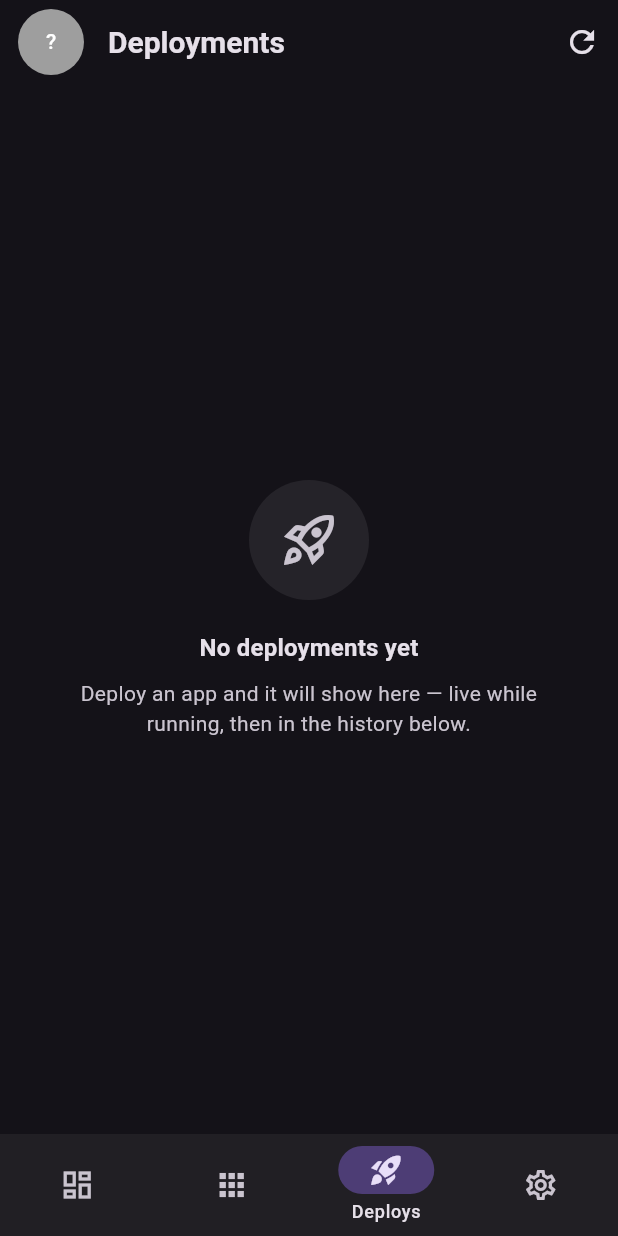
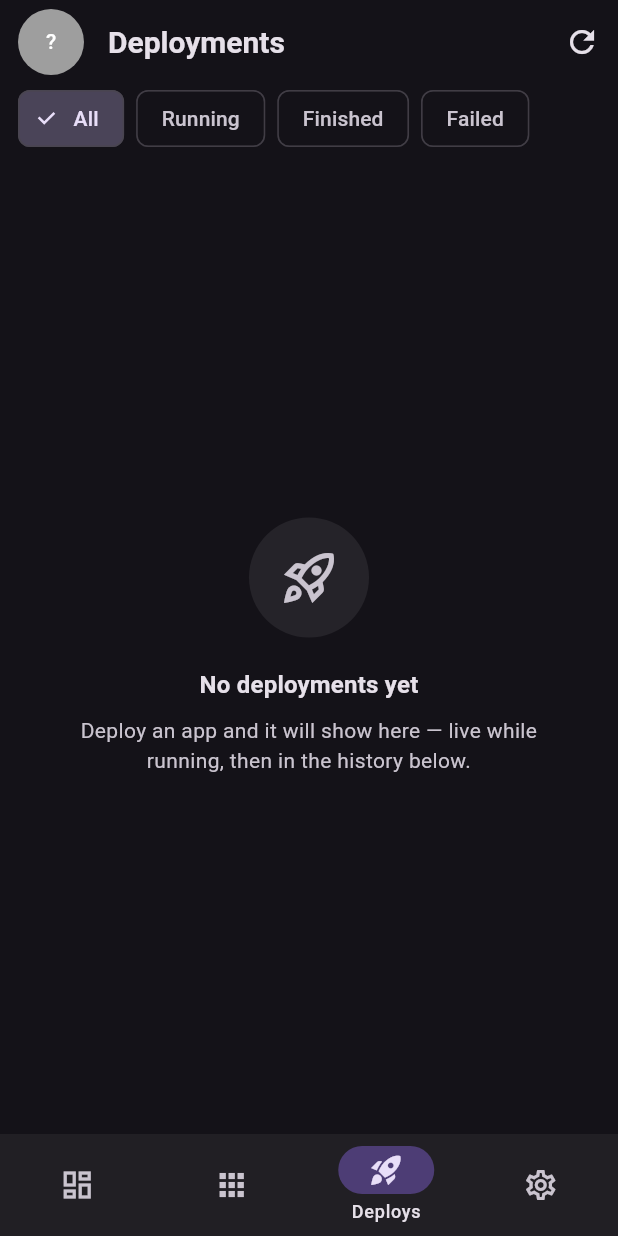
Before and after one commit to jeremiahng11/jklcoolcom, a Flutter app: the DeploymentsScreen screen opened by its route, on a phone screen of 412 x 824 dp. Run offline on Flutter 3.47's test engine with Material 3 defaults, Android fonts, the phone set to English and light mode, and no system bars; our stand-ins replace flutter_riverpod, flutter_secure_storage, go_router, local_auth, shared_preferences; accounts and stored records are empty.

Commit message:
Improve deployments list: clear finished-time + duration, filters, redeploy
- Two-line deployment tile with a dedicated line that always shows the
  finished time and duration (no longer ellipsized off-screen).
- Filter chips: All / Running / Finished / Failed.
- Redeploy action from the list (threads the app uuid through the aggregate).
- Show duration + finished time in the per-app Deployments tab too.

Co-Authored-By: Claude Opus 4.8 (1M context) <noreply@anthropic.com>

```diff
--- a/lib/models/deployment.dart
+++ b/lib/models/deployment.dart
@@ -11,6 +11,7 @@ class Deployment {
   const Deployment({
     required this.deploymentUuid,
     required this.applicationName,
+    required this.appUuid,
     required this.status,
     required this.commit,
     required this.commitMessage,
@@ -25,6 +26,10 @@ class Deployment {
 
   final String deploymentUuid;
   final String applicationName;
+
+  /// The owning application's uuid. Not present on the API payload — injected
+  /// by the aggregate provider so the UI can offer "Redeploy".
+  final String appUuid;
   final DeployState status;
   final String commit;
   final String commitMessage;
@@ -70,9 +75,10 @@ class Deployment {
     return '${d.inSeconds}s';
   }
 
-  Deployment copyWith({String? applicationName}) => Deployment(
+  Deployment copyWith({String? applicationName, String? appUuid}) => Deployment(
     deploymentUuid: deploymentUuid,
     applicationName: applicationName ?? this.applicationName,
+    appUuid: appUuid ?? this.appUuid,
     status: status,
     commit: commit,
     commitMessage: commitMessage,
@@ -110,6 +116,7 @@ class Deployment {
     return Deployment(
       deploymentUuid: asStringOr(json['deployment_uuid'] ?? json['uuid']),
       applicationName: asStringOr(json['application_name'], 'Application'),
+      appUuid: asStringOr(json['application_uuid']),
       status: _state(asStringOr(json['status'])),
       commit: asStringOr(json['commit']),
       commitMessage: asStringOr(json['commit_message']),
--- a/lib/screens/deployments/deployments_screen.dart
+++ b/lib/screens/deployments/deployments_screen.dart
@@ -4,11 +4,24 @@ import 'package:intl/intl.dart';
 
 import '../../models/deployment.dart';
 import '../../providers/deployments_provider.dart';
+import '../../providers/instances_provider.dart';
 import '../../widgets/account_action.dart';
+import '../../widgets/action_runner.dart';
 import '../../widgets/async_value_view.dart';
 import '../../widgets/auto_refresh.dart';
 import '../../widgets/empty_state.dart';
 import 'deployment_detail_screen.dart';
+
+enum DeployFilter { all, running, finished, failed }
+
+extension on DeployFilter {
+  String get label => switch (this) {
+    DeployFilter.all => 'All',
+    DeployFilter.running => 'Running',
+    DeployFilter.finished => 'Finished',
+    DeployFilter.failed => 'Failed',
+  };
+}
 
 class DeploymentsScreen extends ConsumerStatefulWidget {
   const DeploymentsScreen({super.key});
@@ -19,6 +32,8 @@ class DeploymentsScreen extends ConsumerStatefulWidget {
 
 class _DeploymentsScreenState extends ConsumerState<DeploymentsScreen>
     with AutoRefreshMixin {
+  DeployFilter _filter = DeployFilter.all;
+
   @override
   Duration get refreshInterval => const Duration(seconds: 10);
 
@@ -41,6 +56,29 @@ class _DeploymentsScreenState extends ConsumerState<DeploymentsScreen>
         actions: [
           IconButton(onPressed: refreshNow, icon: const Icon(Icons.refresh)),
         ],
+        bottom: PreferredSize(
+          preferredSize: const Size.fromHeight(50),
+          child: Padding(
+            padding: const EdgeInsets.fromLTRB(12, 0, 12, 8),
+            child: SizedBox(
+              height: 38,
+              child: ListView(
+                scrollDirection: Axis.horizontal,
+                children: [
+                  for (final f in DeployFilter.values)
+                    Padding(
+                      padding: const EdgeInsets.only(right: 8),
+                      child: ChoiceChip(
+                        label: Text(f.label),
+                        selected: _filter == f,
+                        onSelected: (_) => setState(() => _filter = f),
+                      ),
+                    ),
+                ],
+              ),
+            ),
+          ),
+        ),
       ),
       body: AsyncValueView<List<Deployment>>(
         value: recent,
@@ -51,19 +89,39 @@ class _DeploymentsScreenState extends ConsumerState<DeploymentsScreen>
         },
         data: (recentList) {
           final runningList = running.value ?? const <Deployment>[];
-          // Avoid showing the same deployment in both sections.
           final runningUuids = runningList.map((d) => d.deploymentUuid).toSet();
           final history = recentList
               .where((d) => !runningUuids.contains(d.deploymentUuid))
               .toList();
 
-          if (runningList.isEmpty && history.isEmpty) {
-            return const EmptyState(
+          final showRunning =
+              _filter == DeployFilter.all || _filter == DeployFilter.running;
+          final filteredHistory = switch (_filter) {
+            DeployFilter.all => history,
+            DeployFilter.running => const <Deployment>[],
+            DeployFilter.finished =>
+              history.where((d) => d.status == DeployState.finished).toList(),
+            DeployFilter.failed =>
+              history
+                  .where(
+                    (d) =>
+                        d.status == DeployState.failed ||
+                        d.status == DeployState.cancelled,
+                  )
+                  .toList(),
+          };
+
+          if ((!showRunning || runningList.isEmpty) &&
+              filteredHistory.isEmpty) {
+            return EmptyState(
               icon: Icons.rocket_launch_outlined,
-              title: 'No deployments yet',
-              message:
-                  'Deploy an app and it will show here — live while running, '
-                  'then in the history below.',
+              title: _filter == DeployFilter.all
+                  ? 'No deployments yet'
+                  : 'Nothing matches “${_filter.label}”',
+              message: _filter == DeployFilter.all
+                  ? 'Deploy an app and it will show here — live while running, '
+                        'then in the history below.'
+                  : 'Try a different filter.',
             );
           }
 
@@ -76,7 +134,7 @@ class _DeploymentsScreenState extends ConsumerState<DeploymentsScreen>
             child: ListView(
               padding: const EdgeInsets.fromLTRB(16, 12, 16, 24),
               children: [
-                if (runningList.isNotEmpty) ...[
+                if (showRunning && runningList.isNotEmpty) ...[
                   const _SectionLabel('Running'),
                   const SizedBox(height: 8),
                   ...runningList.map(
@@ -84,10 +142,11 @@ class _DeploymentsScreenState extends ConsumerState<DeploymentsScreen>
                   ),
                   const SizedBox(height: 16),
                 ],
-                if (history.isNotEmpty) ...[
-                  const _SectionLabel('Recent'),
-                  const SizedBox(height: 8),
-                  ...history.map((d) => _DeploymentTile(deployment: d)),
+                if (filteredHistory.isNotEmpty) ...[
+                  if (_filter == DeployFilter.all)
+                    const _SectionLabel('Recent'),
+                  if (_filter == DeployFilter.all) const SizedBox(height: 8),
+                  ...filteredHistory.map((d) => _DeploymentTile(deployment: d)),
                 ],
               ],
             ),
@@ -116,51 +175,131 @@ class _SectionLabel extends StatelessWidget {
   }
 }
 
-class _DeploymentTile extends StatelessWidget {
+class _DeploymentTile extends ConsumerWidget {
   const _DeploymentTile({required this.deployment, this.running = false});
 
   final Deployment deployment;
   final bool running;
 
   @override
-  Widget build(BuildContext context) {
+  Widget build(BuildContext context, WidgetRef ref) {
     final d = deployment;
-    final when = d.finishedAt ?? d.updatedAt ?? d.createdAt;
-    final subtitle = [
+    final theme = Theme.of(context);
+
+    // Line 1: status + commit (+ trigger source).
+    final line1 = [
       d.statusLabel,
-      if (d.durationLabel.isNotEmpty) d.durationLabel,
       if (d.shortCommit.isNotEmpty) d.shortCommit,
-      if (when != null) DateFormat.MMMd().add_jm().format(when.toLocal()),
+      if (d.isWebhook) 'webhook' else if (d.isApi) 'api',
     ].join(' · ');
+
+    // Line 2: finished time + duration (the requested info), always visible.
+    final String line2;
+    if (running) {
+      line2 = 'Started ${_fmt(d.createdAt)}';
+    } else if (d.finishedAt != null) {
+      line2 = d.durationLabel.isNotEmpty
+          ? 'Finished ${_fmt(d.finishedAt)} · took ${d.durationLabel}'
+          : 'Finished ${_fmt(d.finishedAt)}';
+    } else {
+      line2 = _fmt(d.updatedAt ?? d.createdAt);
+    }
+
+    final canRedeploy = !running && d.appUuid.isNotEmpty;
 
     return Padding(
       padding: const EdgeInsets.only(bottom: 8),
       child: Card(
         child: ListTile(
+          isThreeLine: true,
           leading: running
               ? SizedBox(
-                  width: 24,
-                  height: 24,
+                  width: 22,
+                  height: 22,
                   child: CircularProgressIndicator(
                     strokeWidth: 2.5,
                     color: d.statusColor,
                   ),
                 )
               : Icon(Icons.circle, size: 14, color: d.statusColor),
-          title: Text(d.applicationName),
-          subtitle: Text(
-            subtitle,
+          title: Text(
+            d.applicationName,
             maxLines: 1,
             overflow: TextOverflow.ellipsis,
           ),
-          trailing: const Icon(Icons.chevron_right),
-          onTap: () => Navigator.of(context).push(
-            MaterialPageRoute(
-              builder: (_) => DeploymentDetailScreen(uuid: d.deploymentUuid),
-            ),
+          subtitle: Column(
+            crossAxisAlignment: CrossAxisAlignment.start,
+            children: [
+              const SizedBox(height: 2),
+              Text(line1, maxLines: 1, overflow: TextOverflow.ellipsis),
+              Row(
+                children: [
+                  Icon(
+                    running ? Icons.timelapse : Icons.schedule,
+                    size: 13,
+                    color: theme.colorScheme.onSurfaceVariant,
+                  ),
+                  const SizedBox(width: 4),
+                  Expanded(
+                    child: Text(
+                      line2,
+                      maxLines: 1,
+                      overflow: TextOverflow.ellipsis,
+                      style: theme.textTheme.bodySmall?.copyWith(
+                        color: theme.colorScheme.onSurfaceVariant,
+                      ),
+                    ),
+                  ),
+                ],
+              ),
+            ],
           ),
+          trailing: PopupMenuButton<String>(
+            onSelected: (v) {
+              if (v == 'logs') _openLogs(context);
+              if (v == 'redeploy') _redeploy(context, ref);
+            },
+            itemBuilder: (_) => [
+              const PopupMenuItem(value: 'logs', child: Text('View logs')),
+              if (canRedeploy)
+                const PopupMenuItem(value: 'redeploy', child: Text('Redeploy')),
+            ],
+          ),
+          onTap: () => _openLogs(context),
         ),
       ),
     );
   }
+
+  void _openLogs(BuildContext context) {
+    Navigator.of(context).push(
+      MaterialPageRoute(
+        builder: (_) => DeploymentDetailScreen(uuid: deployment.deploymentUuid),
+      ),
+    );
+  }
+
+  Future<void> _redeploy(BuildContext context, WidgetRef ref) async {
+    final client = ref.read(coolifyClientProvider);
+    if (client == null) return;
+    final ok = await confirmAction(
+      context,
+      title: 'Redeploy',
+      message: 'Trigger a new deployment of ${deployment.applicationName}?',
+      confirmLabel: 'Redeploy',
+    );
+    if (!ok || !context.mounted) return;
+    final done = await runAction(
+      context,
+      action: () => client.deploy(uuid: deployment.appUuid),
+      success: 'Deployment triggered',
+    );
+    if (done) {
+      ref.invalidate(runningDeploymentsProvider);
+      ref.invalidate(recentDeploymentsProvider);
+    }
+  }
+
+  static String _fmt(DateTime? t) =>
+      t == null ? '—' : DateFormat.MMMd().add_jm().format(t.toLocal());
 }
```
Also changed, not shown: lib/providers/deployments_provider.dart (+5 -2 lines), lib/screens/resources/application_detail_screen.dart (+6 -1 lines), 3 other files.
